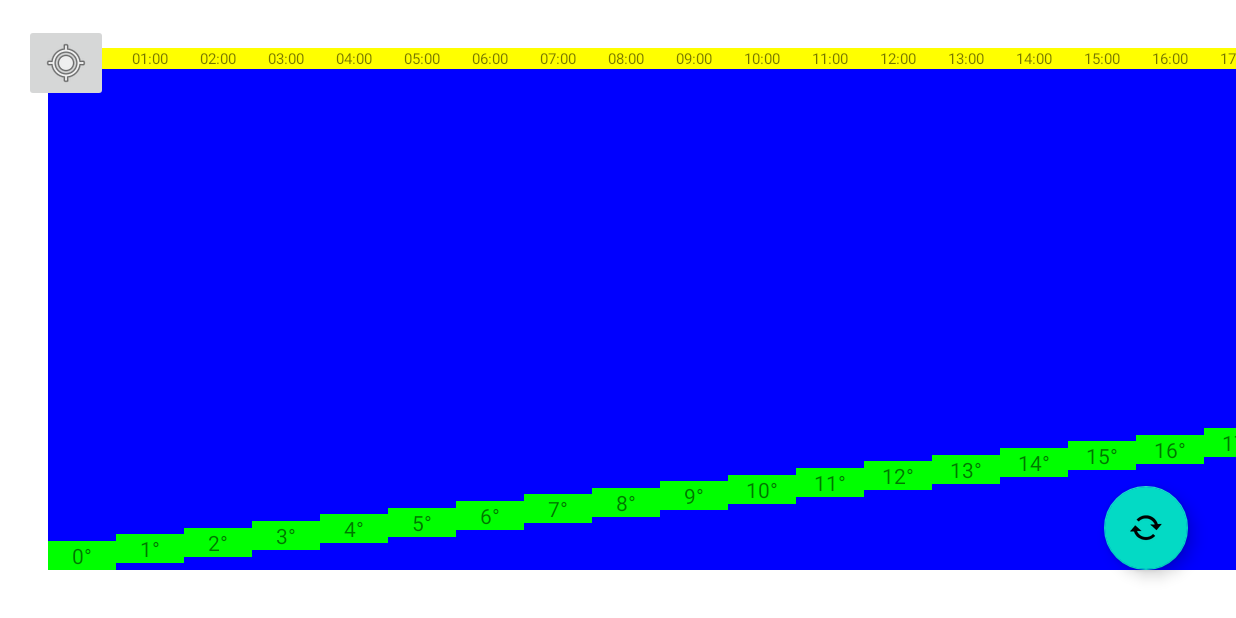
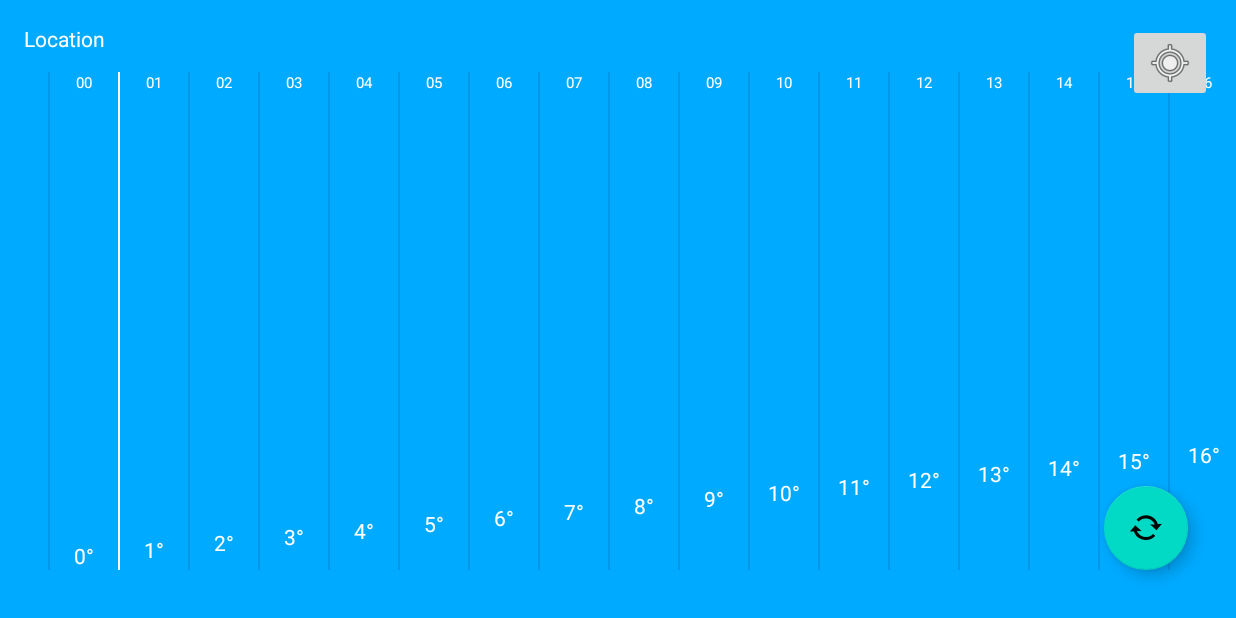
Before and after one commit to EmmaAmnesten/WeatherDisplay, an Android app: the screen it shows after launch (MainActivity), on a phone screen of 824 x 412 dp (held sideways). Run offline under Robolectric (Android 15) with nearby library versions, the phone set to English and light mode, and no system bars.

Commit message:
Change colors, add separators, add address on top

```diff
--- a/app/src/main/java/com/example/weatherdisplay/MainActivity.java
+++ b/app/src/main/java/com/example/weatherdisplay/MainActivity.java
@@ -2,11 +2,17 @@ package com.example.weatherdisplay;
 
 import android.Manifest;
 import android.content.pm.PackageManager;
+import android.graphics.Color;
 import android.os.Bundle;
+import android.os.Handler;
+import android.os.Message;
 import android.util.DisplayMetrics;
 import android.util.Log;
+import android.view.View;
+import android.view.ViewGroup;
 import android.view.ViewTreeObserver;
 import android.widget.LinearLayout;
+import android.widget.TextView;
 
 import androidx.annotation.NonNull;
 import androidx.appcompat.app.AppCompatActivity;
@@ -34,6 +40,8 @@ public class MainActivity extends AppCompatActivity {
     public static final int MY_PERMISSIONS_REQUEST_LOCATION = 99;
 
     LinearLayout weatherColumns;
+    TextView locationTextView;
+
     static int weatherColumnsHeight;
     static int noOfDays = 3;
     static int noWeatherPoints; // Calculated from the number of days
@@ -45,6 +53,8 @@ public class MainActivity extends AppCompatActivity {
 
     double locLatitude = 0;
     double locLongitude = 0;
+    static int skyBlue = Color.argb(255, 0, 170, 255);
+    static int nightBlue = Color.argb(255, 0, 151, 237);
 
     FusedLocationProviderClient mFusedLocationClient;
 
@@ -53,8 +63,12 @@ public class MainActivity extends AppCompatActivity {
         super.onCreate(savedInstanceState);
         setContentView(R.layout.activity_main);
 
-        weatherColumns = (LinearLayout) findViewById(R.id.WeatherColumns);
-        FloatingActionButton refreshButton = (FloatingActionButton) findViewById(R.id.refreshButton);
+        getWindow().getDecorView().setBackgroundColor(skyBlue);
+
+        locationTextView = findViewById(R.id.LocationTextView);
+        locationTextView.setTextColor(Color.WHITE);
+        weatherColumns = findViewById(R.id.WeatherColumns);
+        FloatingActionButton refreshButton = findViewById(R.id.refreshButton);
         refreshButton.setOnClickListener(view -> { refreshWeatherData(false); } );
 
         noWeatherPoints = noOfDays * 24;
@@ -133,6 +147,8 @@ public class MainActivity extends AppCompatActivity {
                         Log.d(this.getClass().getName(), "GetLocationData: Location is not null");
                         locLatitude = location.getLatitude();
                         locLongitude = location.getLongitude();
+
+                        LocationAddress.getAddressFromLocation(locLatitude, locLongitude, this, new GeocoderHandler());
                     } else {
                         Log.d(this.getClass().getName(), "GetLocationData: Location is null");
                     }
@@ -183,9 +199,16 @@ public class MainActivity extends AppCompatActivity {
             for (int i = 0; i < noWeatherPoints; i++) {
                 JSONObject timePoint = timeseries.getJSONObject(i);
                 String time = timePoint.getString("time");
-                int temperature = timePoint.getJSONObject("data").getJSONObject("instant")
-                        .getJSONObject("details").getInt("air_temperature");
-                WeatherPoint weatherPoint = new WeatherPoint(this, time, temperature);
+                JSONObject data = timePoint.getJSONObject("data");
+                int temperature = data.getJSONObject("instant").getJSONObject("details")
+                        .getInt("air_temperature");
+
+                String weatherIcon = "(none)";
+                if (data.has("next_1_hours")) {
+                    weatherIcon = data.getJSONObject("next_1_hours").getJSONObject("summary")
+                            .getString("symbol_code");
+                }
+                WeatherPoint weatherPoint = new WeatherPoint(this, time, temperature, weatherIcon);
                 arrayWeatherPoints.add(weatherPoint);
             }
 
@@ -200,9 +223,19 @@ public class MainActivity extends AppCompatActivity {
     private void generateWeatherColumns(ArrayList<WeatherPoint> weatherPoints) {
         weatherColumns.removeAllViews();
         for (int i = 0; i < noWeatherPoints; i++) {
+            View hourSeparator = CreateHourSeparator(weatherPoints.get(i));
+            weatherColumns.addView(hourSeparator);
             weatherPoints.get(i).generateTemperatureTextView();
             weatherColumns.addView(weatherPoints.get(i));
         }
+    }
+
+    private View CreateHourSeparator(WeatherPoint weatherPoint) {
+        View hourSeparator = new View(this);
+        hourSeparator.setLayoutParams(new LinearLayout.LayoutParams(2, ViewGroup.LayoutParams.MATCH_PARENT));
+        int color = weatherPoint.displayedTime.equals("01") ? Color.WHITE : nightBlue;
+        hourSeparator.setBackgroundColor(color);
+        return hourSeparator;
     }
 
     private String weatherPointsToString(ArrayList<WeatherPoint> weatherPoints){
@@ -218,8 +251,25 @@ public class MainActivity extends AppCompatActivity {
         ArrayList<WeatherPoint> weatherPoints = new ArrayList<WeatherPoint>();
         for (int i = 0; i < noWeatherPoints; i++) {
             String hh = String.format("%02d", i);
-            weatherPoints.add(new WeatherPoint(this, "YYYY-MM-DDT" + hh + ":00", i));
+            weatherPoints.add(new WeatherPoint(this, "YYYY-MM-DDT" + hh + ":00", i, "hot"));
         }
         return weatherPoints;
     }
+
+    private class GeocoderHandler extends Handler {
+        @Override
+        public void handleMessage(Message message) {
+            String locationAddress;
+            switch (message.what) {
+                case 1:
+                    Bundle bundle = message.getData();
+                    locationAddress = bundle.getString("address");
+                    break;
+                default:
+                    locationAddress = null;
+            }
+
+            locationTextView.setText(locationAddress);
+        }
+    }
 }
--- a/app/src/main/java/com/example/weatherdisplay/WeatherPoint.java
+++ b/app/src/main/java/com/example/weatherdisplay/WeatherPoint.java
@@ -1,16 +1,22 @@
 package com.example.weatherdisplay;
+
+import static com.example.weatherdisplay.MainActivity.skyBlue;
 
 import android.content.Context;
 import android.graphics.Color;
 import android.view.Gravity;
+import android.view.View;
 import android.view.ViewGroup;
+import android.widget.ImageView;
 import android.widget.LinearLayout;
 import android.widget.TextView;
 
 public class WeatherPoint extends LinearLayout {
 
     public String time;
+    public String displayedTime;
     public int temperature;
+    public String weatherIcon;
     private TextView temperatureTextView;
     private TextView timeTextView;
 
@@ -18,18 +24,19 @@ public class WeatherPoint extends LinearLayout {
     static int maxTemp = -100000;
     static int tempSpan;
 
-    public WeatherPoint(Context context, String time, int temperature){
+    public WeatherPoint(Context context, String time, int temperature, String weatherIcon){
         super(context);
 
+        this.temperature = temperature;
+        this.weatherIcon = weatherIcon;
         this.time = time;
-        this.temperature = temperature;
+        displayedTime = time.substring(11, 13);
 
         minTemp = Math.min(minTemp, temperature);
         maxTemp = Math.max(maxTemp, temperature);
         tempSpan = maxTemp - minTemp;
 
         setOrientation(VERTICAL);
-        setBackgroundColor(Color.BLUE);
         LayoutParams lp = new LayoutParams(
                 MainActivity.screenWidth/MainActivity.noWeatherPointsInOneScreen,
                 ViewGroup.LayoutParams.MATCH_PARENT
@@ -38,9 +45,9 @@ public class WeatherPoint extends LinearLayout {
 
         timeTextView = new TextView(this.getContext());
         timeTextView.setGravity(Gravity.CENTER);
-        timeTextView.setText(time.substring(11, 16));
+        timeTextView.setText(displayedTime);
         timeTextView.setTextSize(10);
-        timeTextView.setBackgroundColor(Color.YELLOW);
+        timeTextView.setTextColor(Color.WHITE);
         timeTextView.setY(0);
         timeTextView.measure(0, 0);
         this.addView(timeTextView);
@@ -55,9 +62,10 @@ public class WeatherPoint extends LinearLayout {
         temperatureTextView = new TextView(this.getContext());
         temperatureTextView.setGravity(Gravity.CENTER);
         temperatureTextView.setText(getTemperatureAsString());
-        temperatureTextView.setBackgroundColor(Color.GREEN);
+        //temperatureTextView.setText(getTemperatureAsString() + "\n" + weatherIcon);
+        temperatureTextView.setTextColor(Color.WHITE);
+
         temperatureTextView.measure(0, 0);
-
         int tempTextViewHeight = temperatureTextView.getMeasuredHeight();
         int timeTextViewHeight = timeTextView.getMeasuredHeight();
 
--- a/app/src/main/res/layout/activity_main.xml
+++ b/app/src/main/res/layout/activity_main.xml
@@ -14,7 +14,7 @@
         app:layout_constraintEnd_toEndOf="parent"
         app:layout_constraintTop_toTopOf="parent"
         app:layout_constraintBottom_toBottomOf="parent"
-        android:paddingTop="32dp"
+        android:paddingTop="48dp"
         android:paddingBottom="32dp"
         android:backgroundTint="#8FC5CC">
 
@@ -58,11 +58,22 @@
         android:id="@+id/locationButton"
         android:layout_width="wrap_content"
         android:layout_height="wrap_content"
+        android:layout_marginEnd="16dp"
+        android:layout_marginTop="16dp"
+        android:src="@android:drawable/ic_menu_mylocation"
+        android:text="Get location"
+        app:layout_constraintEnd_toEndOf="parent"
+        app:layout_constraintTop_toTopOf="parent" />
+
+    <TextView
+        android:id="@+id/LocationTextView"
+        android:layout_width="wrap_content"
+        android:layout_height="wrap_content"
         android:layout_marginStart="16dp"
         android:layout_marginLeft="16dp"
         android:layout_marginTop="16dp"
         android:src="@android:drawable/ic_menu_mylocation"
-        android:text="Get location"
+        android:text="Location"
         app:layout_constraintStart_toStartOf="parent"
         app:layout_constraintTop_toTopOf="parent" />
 
```
Also changed, not shown: app/src/main/java/com/example/weatherdisplay/LocationAddress.java (added, +64 -0 lines).
